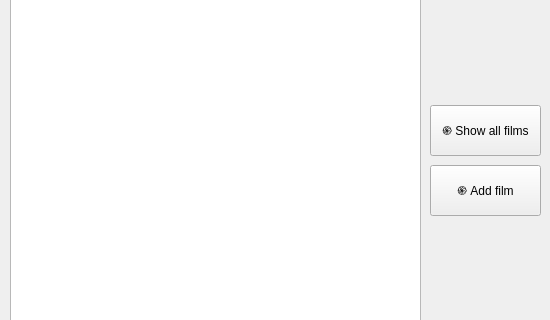
This is gamerStat.ui in MinusOne-1/Filmoteka as Qt 5 draws it before an edit; both pictures show x 0 to 550 and y 115 to 435 of the 550 by 600 pixel window. The edited form follows.
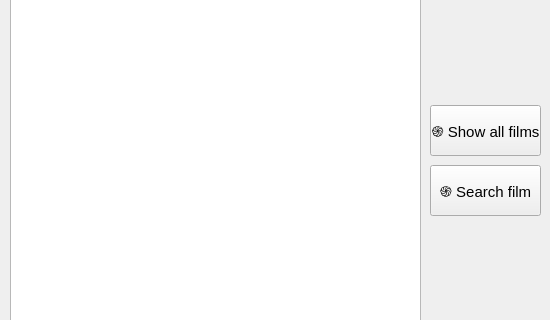
This is the edited form.

Commit message: Изменение в форме маин-окна

```diff
--- a/gamerStat.ui
+++ b/gamerStat.ui
@@ -33,6 +33,11 @@
       <height>51</height>
      </rect>
     </property>
+    <property name="font">
+     <font>
+      <pointsize>11</pointsize>
+     </font>
+    </property>
     <property name="text">
      <string>֍ Show all films</string>
     </property>
@@ -46,8 +51,13 @@
       <height>51</height>
      </rect>
     </property>
+    <property name="font">
+     <font>
+      <pointsize>11</pointsize>
+     </font>
+    </property>
     <property name="text">
-     <string>֍ Add film</string>
+     <string>֍ Search film</string>
     </property>
    </widget>
   </widget>
```
